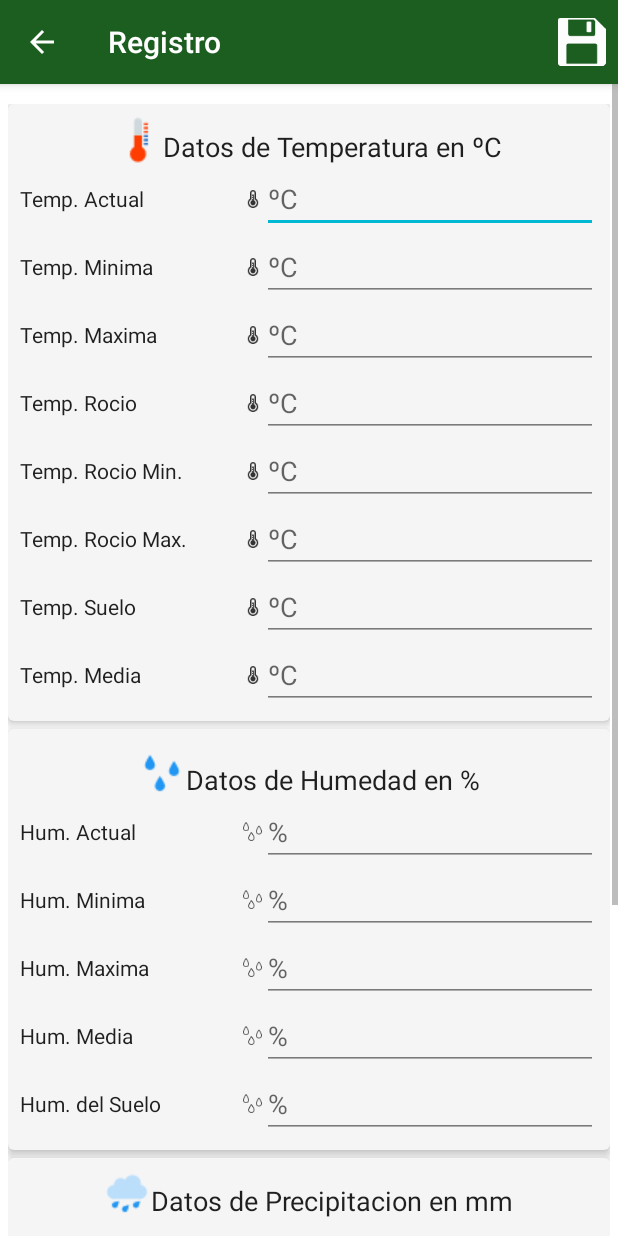
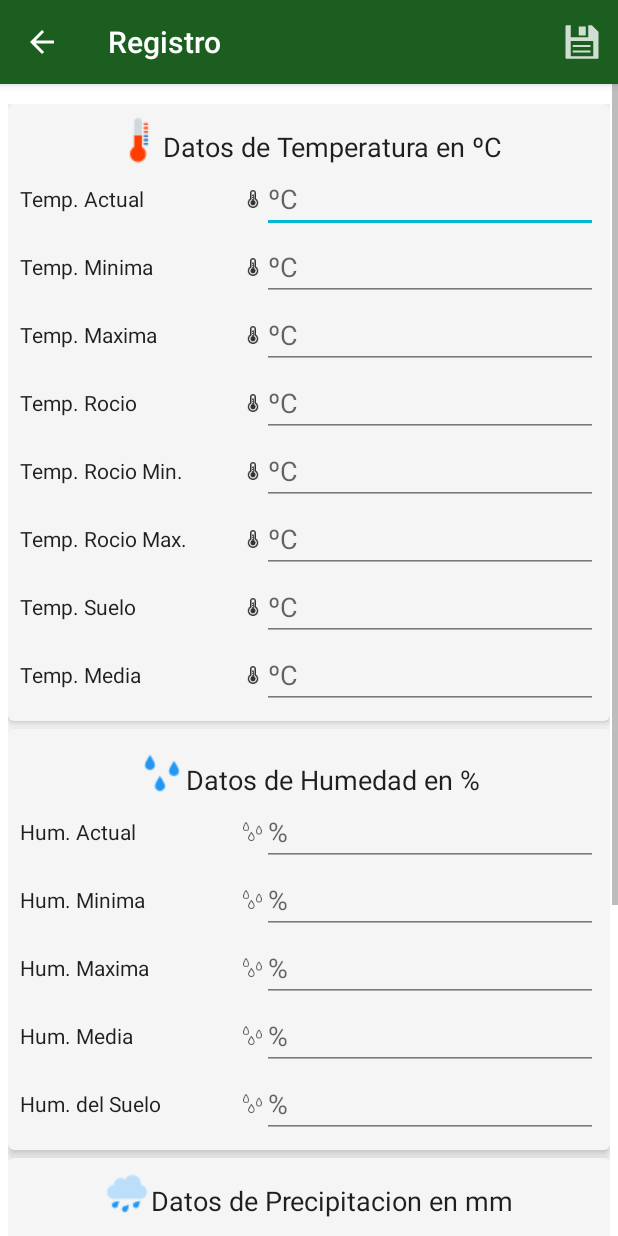
Before and after one commit to edxavier/Climatologia, an Android app: the Registro screen opened directly, with no data from a screen before it, on a phone screen of 412 x 824 dp. Run offline under Robolectric (Android 15) with nearby library versions, the light colour scheme and no system bars; libraries missing offline, so code that uses them is left out: com.prolificinteractive.materialcalendarview; plain views replace MaterialCalendarView; 2 statements that could not run were skipped.

Commit message:
Actividad de Registro

```diff
--- a/app/src/main/res/menu/menu_registro.xml
+++ b/app/src/main/res/menu/menu_registro.xml
@@ -6,7 +6,7 @@
     <!-- -->
 
     <item android:id="@+id/ac_save" android:title="@string/ac_save"
-        android:icon="@drawable/save_64"
+        android:icon="@drawable/ic_action_save"
 
         android:orderInCategory="100" app:showAsAction="ifRoom" />
 
```
Also changed, not shown: app/src/main/res/drawable-hdpi/ic_action_save.png (added), app/src/main/res/drawable-mdpi/ic_action_save.png (added), app/src/main/res/drawable-xhdpi/ic_action_save.png (added), app/src/main/res/drawable-xxhdpi/ic_action_save.png (added), app/src/main/res/drawable/fondo2.jpg (deleted).
